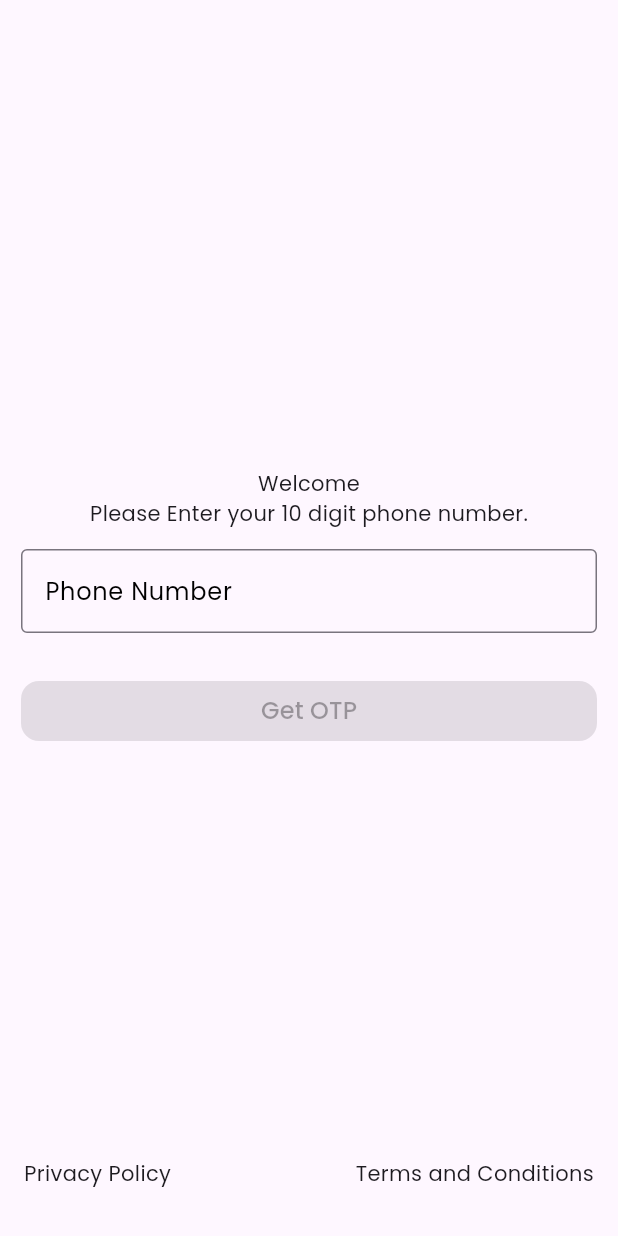
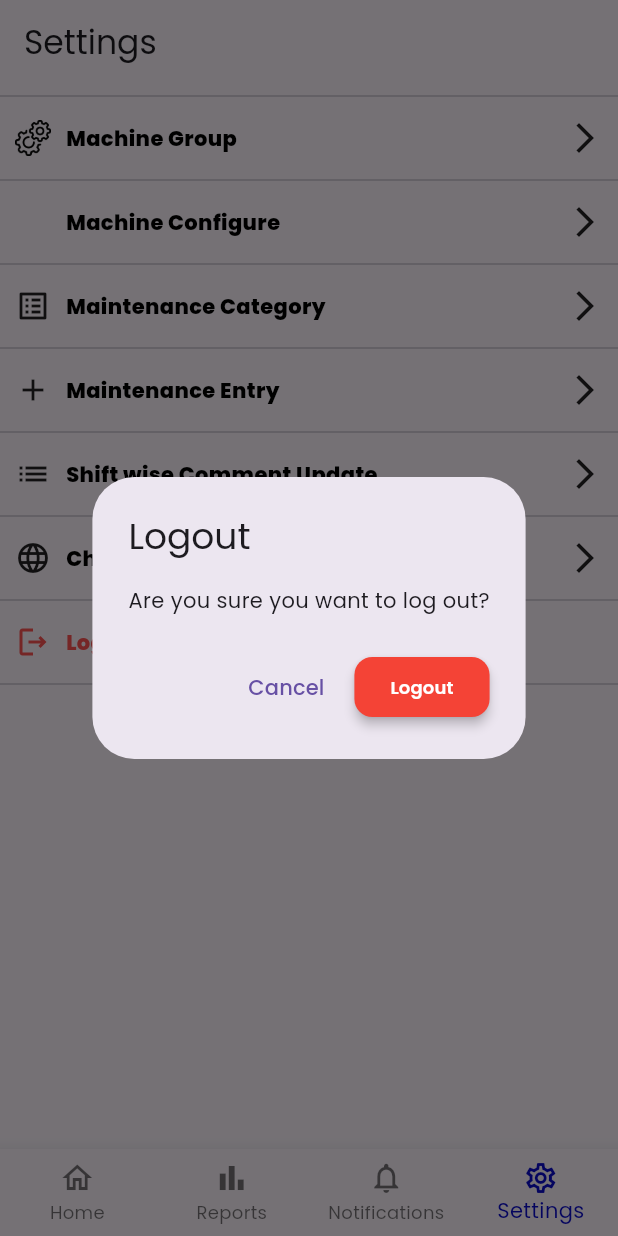
Before and after one commit to ParthDhankecha/trackweaving-app, a Flutter app: the HomeScreen screen opened directly, item 4 of the bottom bar chosen, after a tap on "Logout", on a phone screen of 412 x 824 dp. Run offline on Flutter 3.47's test engine with Material 3 defaults, Android fonts, the phone set to English and light mode, and no system bars; our stand-ins replace get, google_fonts, percent_indicator, pinput, shared_preferences; accounts and stored records are empty.

Commit message:
logout dialog

```diff
--- a/lib/screens/settings_screen/settings_screen.dart
+++ b/lib/screens/settings_screen/settings_screen.dart
@@ -2,6 +2,7 @@ import 'package:flutter/material.dart';
 import 'package:flutter_texmunimx/common_widgets/app_text_styles.dart';
 import 'package:flutter_texmunimx/controllers/login_controllers.dart';
 import 'package:flutter_texmunimx/screens/settings_screen/widgets/language_bottom_sheet.dart';
+import 'package:flutter_texmunimx/screens/settings_screen/widgets/logout_dialog.dart';
 import 'package:flutter_texmunimx/utils/app_colors.dart';
 import 'package:flutter_texmunimx/utils/app_images.dart';
 import 'package:get/get.dart';
@@ -56,7 +57,7 @@ class _SettingsScreenState extends State<SettingsScreen> {
             iconColor: AppColors.errorColor,
             title: 'logout',
             showArrow: false,
-            onTap: () => Get.find<LoginControllers>().logout(),
+            onTap: () => Get.dialog(LogoutDialog()),
           ),
           Divider(),
         ],
--- /dev/null
+++ b/lib/screens/settings_screen/widgets/logout_dialog.dart
@@ -0,0 +1,37 @@
+import 'package:flutter/material.dart';
+import 'package:flutter_texmunimx/common_widgets/app_text_styles.dart';
+import 'package:flutter_texmunimx/controllers/login_controllers.dart';
+import 'package:get/get.dart';
+
+class LogoutDialog extends StatelessWidget {
+  const LogoutDialog({super.key});
+
+  @override
+  Widget build(BuildContext context) {
+    return AlertDialog(
+      title: Text('Logout'.tr),
+      content: Text('Are you sure you want to log out?'.tr),
+      actions: [
+        TextButton(
+          onPressed: () {
+            Get.back();
+          },
+          child: Text('Cancel'.tr),
+        ),
+        ElevatedButton(
+          onPressed: () {
+            Get.back();
+            Get.find<LoginControllers>().logout();
+            // Dismiss the dialog
+            // Then navigate to the login screen
+          },
+          style: ElevatedButton.styleFrom(backgroundColor: Colors.red),
+          child: Text(
+            'Logout'.tr,
+            style: bodyStyle1.copyWith(color: Colors.white),
+          ),
+        ),
+      ],
+    );
+  }
+}
```
